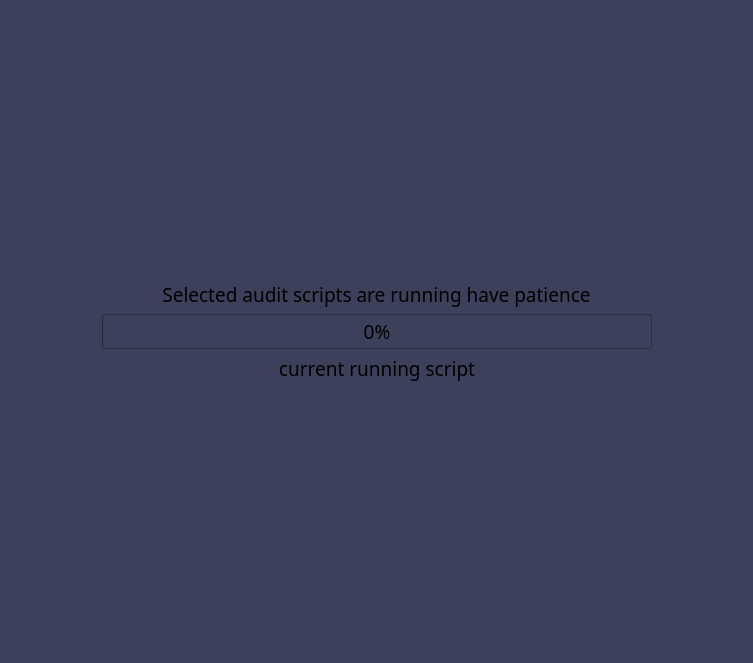
Before: the Qt Designer form audit_progress_page.ui in h4636oh/EasyAudit_QT, drawn with Qt 5.
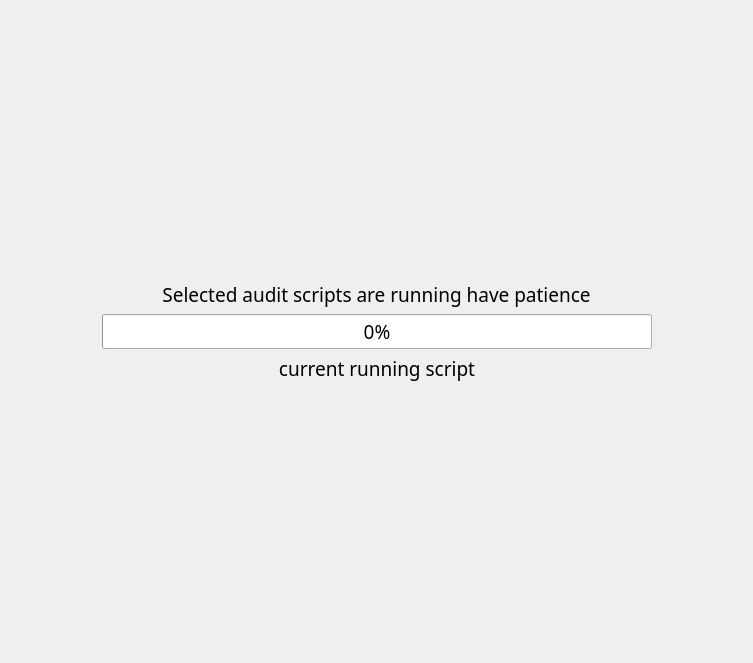
After: the same form once the commit is applied.

```diff
--- a/audit_progress_page.ui
+++ b/audit_progress_page.ui
@@ -20,7 +20,7 @@
    <string>Form</string>
   </property>
   <property name="styleSheet">
-   <string notr="true">background-color: rgb(61, 64, 91);</string>
+   <string notr="true"/>
   </property>
   <layout class="QVBoxLayout" name="verticalLayout">
    <item>
```
